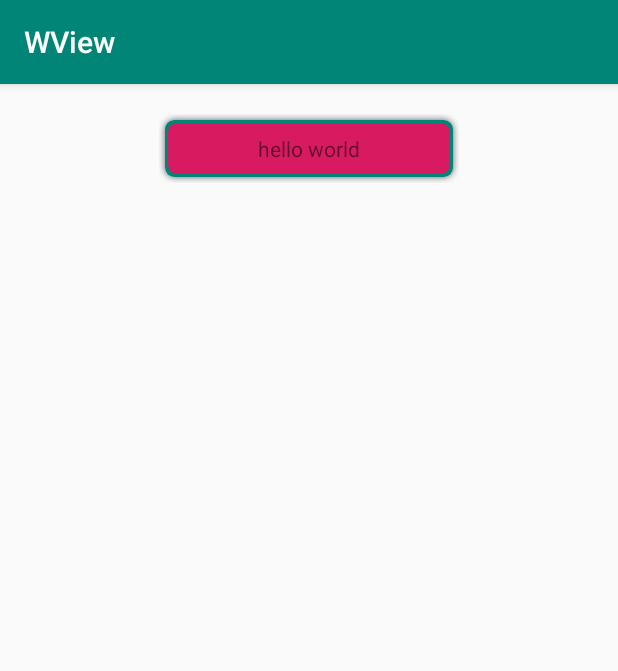
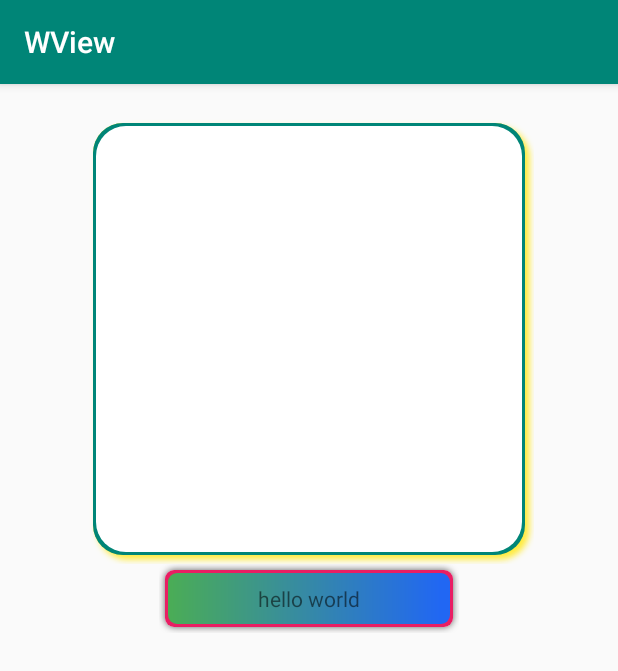
Before and after one commit to wangsongbin001/LibUI, an Android app: the screen it shows after launch (MainActivity), on a phone screen of 412 x 824 dp. Shown: the top 671 px of the screen. Run offline under Robolectric (Android 15) with nearby library versions, the phone set to English and light mode, and no system bars.

Commit message:
完善文档

```diff
--- a/app/src/main/java/com/wang/wview/MainActivity.java
+++ b/app/src/main/java/com/wang/wview/MainActivity.java
@@ -2,6 +2,7 @@ package com.wang.wview;
 
 import android.support.v7.app.AppCompatActivity;
 import android.os.Bundle;
+import android.view.View;
 
 public class MainActivity extends AppCompatActivity {
 
@@ -10,4 +11,8 @@ public class MainActivity extends AppCompatActivity {
         super.onCreate(savedInstanceState);
         setContentView(R.layout.activity_main);
     }
+
+    public void onClick(View view){
+
+    }
 }
--- a/app/src/main/res/layout/activity_main.xml
+++ b/app/src/main/res/layout/activity_main.xml
@@ -6,18 +6,40 @@
     android:layout_height="match_parent"
     tools:context=".MainActivity"
     android:gravity="center_horizontal"
-    android:paddingTop="20dp">
+    android:paddingTop="20dp"
+    android:orientation="vertical">
+
+    <com.qukan.lib.ui.view.WFrameLayout
+        android:layout_width="300dp"
+        android:layout_height="300dp"
+        android:onClick="onClick"
+        app:w_radius="20dp"
+        app:w_bg="#fff"
+        app:w_press_bg="#aaa"
+        app:w_border_color="@color/colorPrimary"
+        app:w_border_width="2dp"
+        app:w_shadow_color="#FFEB3B"
+        app:w_shadow_width="6dp"
+        app:w_shadow_orientation="rb">
+
+
+    </com.qukan.lib.ui.view.WFrameLayout>
+
+
 
     <com.qukan.lib.ui.view.WTextView
         android:layout_width="200dp"
         android:layout_height="46dp"
         android:text="hello world"
         android:gravity="center"
+        android:layout_gravity="center"
+        android:onClick="onClick"
         app:w_radius="6dp"
-        app:w_bg="@color/colorAccent"
         app:w_bg_start="#4CAF50"
         app:w_bg_end="#2167F3"
-        app:w_border_color="@color/colorPrimary"
+        app:w_bg_orientation="left_to_right"
+        app:w_press_bg="#ffffff"
+        app:w_border_color="#E91E63"
         app:w_border_width="2dp"
         app:w_shadow_color="#5F5E5E"
         app:w_shadow_width="4dp"/>
--- a/lib_ui/src/main/java/com/qukan/lib/ui/view/WFrameLayout.java
+++ b/lib_ui/src/main/java/com/qukan/lib/ui/view/WFrameLayout.java
@@ -30,6 +30,8 @@ public class WFrameLayout extends FrameLayout {
     private void init(Context context, AttributeSet attrs) {
         viewHelper = new ViewHelper(this);
         viewHelper.init(context, attrs);
+        //处于性能的考虑，viewgroup会被设置成true，即不会调用onDraw方法
+        setWillNotDraw(false);
     }
 
     @Override
@@ -49,7 +51,7 @@ public class WFrameLayout extends FrameLayout {
 
     @Override
     protected void dispatchSetPressed(boolean pressed) {
-        Log.i("ui_tag", "dispatchSetPressed: pressed" + pressed);
+        Log.i("ui_tag", "WFrameLayout dispatchSetPressed: pressed" + pressed);
         super.dispatchSetPressed(pressed);
         if (viewHelper != null) {
             viewHelper.dispatchSetPressed(pressed);
--- a/lib_ui/src/main/java/com/qukan/lib/ui/view/WLinearLayout.java
+++ b/lib_ui/src/main/java/com/qukan/lib/ui/view/WLinearLayout.java
@@ -31,6 +31,8 @@ public class WLinearLayout extends LinearLayout {
     private void init(Context context, AttributeSet attrs) {
         viewHelper = new ViewHelper(this);
         viewHelper.init(context, attrs);
+        //处于性能的考虑，viewgroup会被设置成true，即不会调用onDraw方法
+        setWillNotDraw(false);
     }
 
     @Override
--- a/lib_ui/src/main/java/com/qukan/lib/ui/view/WRelativeLayout.java
+++ b/lib_ui/src/main/java/com/qukan/lib/ui/view/WRelativeLayout.java
@@ -31,6 +31,8 @@ public class WRelativeLayout extends RelativeLayout {
     private void init(Context context, AttributeSet attrs) {
         viewHelper = new ViewHelper(this);
         viewHelper.init(context, attrs);
+        //处于性能的考虑，viewgroup会被设置成true，即不会调用onDraw方法
+        setWillNotDraw(false);
     }
 
     @Override
--- a/lib_ui/src/main/java/com/qukan/lib/ui/view/WTextView.java
+++ b/lib_ui/src/main/java/com/qukan/lib/ui/view/WTextView.java
@@ -59,7 +59,7 @@ public class WTextView extends AppCompatTextView {
 
     @Override
     protected void dispatchSetPressed(boolean pressed) {
-        Log.i("ui_tag", "dispatchSetPressed: pressed" + pressed);
+        Log.i("ui_tag", "WTextView dispatchSetPressed: pressed" + pressed);
         super.dispatchSetPressed(pressed);
         if (viewHelper != null) {
             viewHelper.dispatchSetPressed(pressed);
```
Also changed, not shown: 1 other file.
